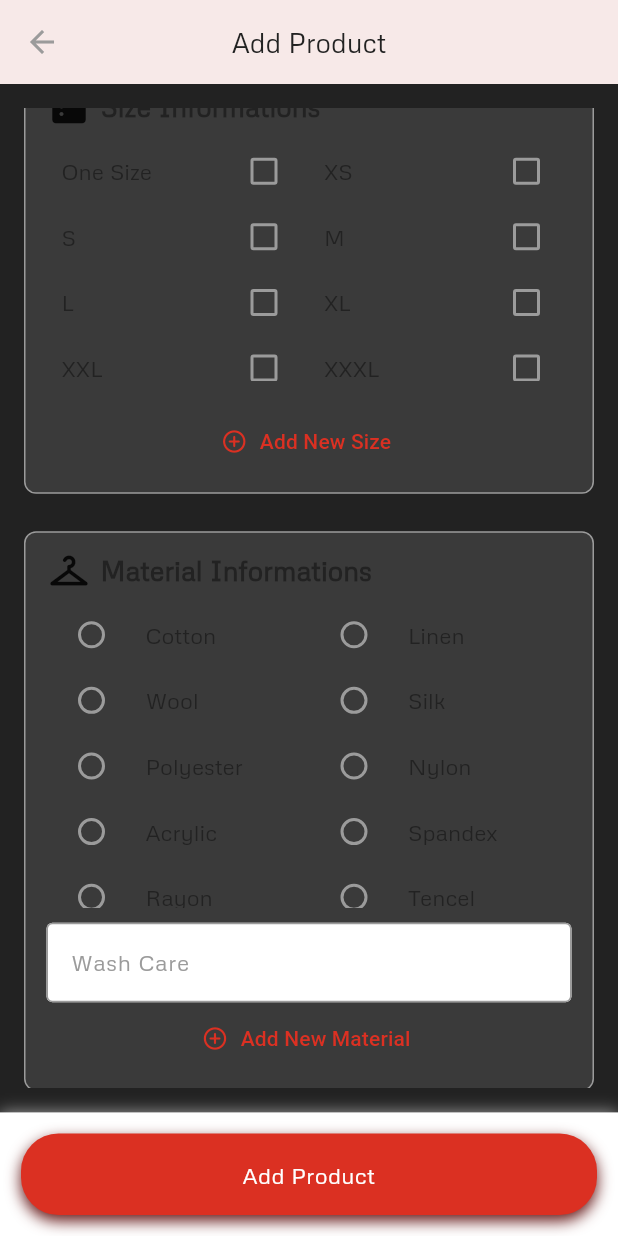
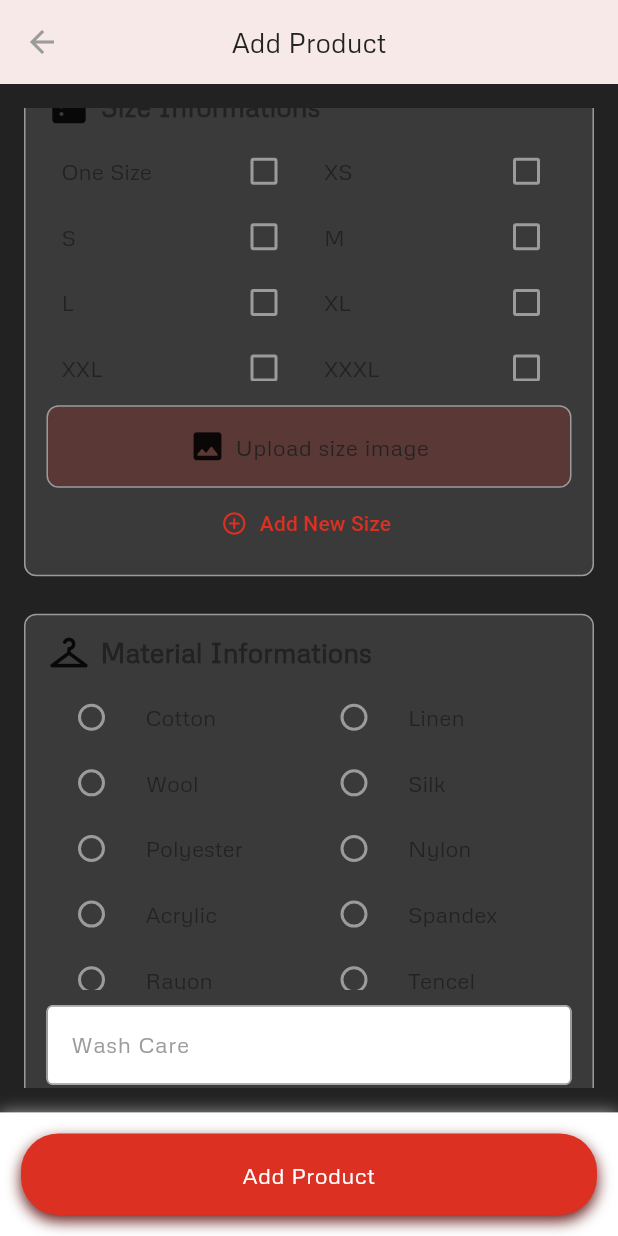
Before and after one commit to ahmedMetwaly/trendify-e-commerce-app, a Flutter app: the AddProduct screen opened by its route, scrolled down 1152 dp, on a phone screen of 412 x 824 dp. Run offline on Flutter 3.47's test engine with Material 3 defaults, Android fonts, the phone set to English and light mode, and no system bars; our stand-ins replace cloud_firestore, dio, firebase_auth, firebase_core, firebase_storage, flutter_bloc and 8 more; missing offline and left inert: flex_color_picker, flutter_facebook_auth, gif_view; accounts and stored records are empty.

Commit message:
add size image

```diff
--- a/lib/bloc/admin/size_management_bloc/size_bloc.dart
+++ b/lib/bloc/admin/size_management_bloc/size_bloc.dart
@@ -1,4 +1,7 @@
+import 'dart:io';
+
 import 'package:flutter_bloc/flutter_bloc.dart';
+import 'package:image_picker/image_picker.dart';
 
 import 'size_state.dart';
 
@@ -40,4 +43,21 @@ class AddSize extends Cubit<SizeStates> {
     }
     emit(SizeAdded());
   }
+
+  File? image;
+
+  Future pickSizeImage(ImageSource imageSource) async {
+    print("work");
+    final ImagePicker picker = ImagePicker();
+    XFile? selectedImage = await picker.pickImage(source: imageSource);
+    if (selectedImage != null) {
+      image = File(selectedImage.path);
+      print("image path = ${image!.path}");
+      emit(SizeImageLoaded());
+    }
+  }
+  void deleteSizeImage(){
+    image = null;
+    emit(SizeImageDeleted());
+  }
 }
--- a/lib/bloc/admin/size_management_bloc/size_state.dart
+++ b/lib/bloc/admin/size_management_bloc/size_state.dart
@@ -9,3 +9,7 @@ class SizeAdded extends SizeStates {}
 class DeleteSize extends SizeStates {}
 
 class AddNewSize extends SizeStates{}
+
+class SizeImageLoaded extends SizeStates{}
+
+class SizeImageDeleted extends SizeStates{}
--- a/lib/l10n/intl_ar.arb
+++ b/lib/l10n/intl_ar.arb
@@ -132,6 +132,7 @@
     "female":"حريمى",
     "uniSex" : "الجنسين",
     "addNewSection": "إضافة قسم جديد",
-    "newSection" : "قسم جديد"
-
+    "newSection" : "قسم جديد",
+    "uploadSizeImage":"رفع صورة المقاس",
+    "pickImages" : "رفع صور"
 }
--- a/lib/l10n/intl_en.arb
+++ b/lib/l10n/intl_en.arb
@@ -132,5 +132,7 @@
     "female": "Female",
     "uniSex": "Unisex",
     "addNewSection": "Add new section",
-    "newSection" : "New section"
+    "newSection" : "New section",
+    "uploadSizeImage":"Upload size image",
+    "pickImages" : "Pick images"
 }
--- a/lib/view/screens/admin/screens/admin_home/widgets/colors_information/pick_images.dart
+++ b/lib/view/screens/admin/screens/admin_home/widgets/colors_information/pick_images.dart
@@ -1,6 +1,7 @@
 import 'package:flutter/material.dart';
 import 'package:flutter_bloc/flutter_bloc.dart';
 import 'package:shop_app/bloc/admin/color_management_bloc/color_state.dart';
+import 'package:shop_app/generated/l10n.dart';
 
 import '../../../../../../../bloc/admin/color_management_bloc/color_bloc.dart';
 import '../../../../../../../resources/values_manager.dart';
@@ -27,7 +28,7 @@ class PickImages extends StatelessWidget {
               children: [
                 const Icon(Icons.collections_rounded, size: 25),
                 const SizedBox(width: SizeManager.sSpace),
-                Text("Pick Images",
+                Text(S.current.pickImages,
                     style: Theme.of(context).textTheme.bodyMedium),
               ],
             )),
--- a/lib/view/screens/admin/screens/admin_home/widgets/size_informations/size_info.dart
+++ b/lib/view/screens/admin/screens/admin_home/widgets/size_informations/size_info.dart
@@ -3,7 +3,8 @@ import 'package:flutter_bloc/flutter_bloc.dart';
 import 'package:shop_app/bloc/admin/size_management_bloc/size_bloc.dart';
 import 'package:shop_app/bloc/admin/size_management_bloc/size_state.dart';
 import 'package:shop_app/view/screens/admin/screens/admin_home/widgets/material_inforamtion/addMaterialField.dart';
-import 'package:shop_app/view/screens/admin/screens/admin_home/widgets/size_informations/size_options.dart';import '../../../../../../../generated/l10n.dart';
+import 'package:shop_app/view/screens/admin/screens/admin_home/widgets/size_informations/size_options.dart';
+import 'package:shop_app/view/screens/admin/screens/admin_home/widgets/size_informations/uploadSizeImage.dart';import '../../../../../../../generated/l10n.dart';
 import '../../../../../../../resources/values_manager.dart';
 
 class SizeInformations extends StatelessWidget {
@@ -39,6 +40,7 @@ class SizeInformations extends StatelessWidget {
             ),
             const SizeOptions(),
             const SizedBox(height: SizeManager.sSpace16),
+            const UplaodSizeImage(),
             TextButton.icon(
                 onPressed: () {
                   TextEditingController size = TextEditingController();
--- /dev/null
+++ b/lib/view/screens/admin/screens/admin_home/widgets/size_informations/uploadSizeImage.dart
@@ -0,0 +1,35 @@
+import "package:flutter/material.dart";
+import "package:flutter_bloc/flutter_bloc.dart";
+import "package:image_picker/image_picker.dart";
+import "package:shop_app/bloc/admin/size_management_bloc/size_state.dart";
+import "package:shop_app/generated/l10n.dart";
+import "package:shop_app/view/screens/admin/screens/admin_home/widgets/upload_main_image/showImage.dart";
+
+import "../../../../../../../bloc/admin/size_management_bloc/size_bloc.dart";
+import "../upload_main_image/chooseImageSource.dart";
+
+class UplaodSizeImage extends StatelessWidget {
+  const UplaodSizeImage({super.key});
+
+  @override
+  Widget build(BuildContext context) {
+    return BlocBuilder<AddSize, SizeStates>(
+      builder: (context, states) => context.read<AddSize>().image == null
+          ? ChooseImageSource(
+            title: S.current.uploadSizeImage,
+                cameraFunction: () => context
+                    .read<AddSize>()
+                    .pickSizeImage(ImageSource.camera)
+                    .then((value) => Navigator.of(context).pop()),
+                galleryFunction: () => context
+                    .read<AddSize>()
+                    .pickSizeImage(ImageSource.gallery)
+                    .then((value) => Navigator.of(context).pop()),
+              )
+          : ShowImage(
+              deleteFunction: () => context.read<AddSize>().deleteSizeImage(),
+              imageFile: context.read<AddSize>().image!,
+            ),
+    );
+  }
+}
--- /dev/null
+++ b/lib/view/screens/admin/screens/admin_home/widgets/upload_main_image/chooseImageSource.dart
@@ -0,0 +1,135 @@
+import 'package:flutter/material.dart';
+
+import '../../../../../../../generated/l10n.dart';
+import '../../../../../../../resources/values_manager.dart';
+
+class ChooseImageSource extends StatelessWidget {
+  const ChooseImageSource({
+    super.key,
+    required this.cameraFunction,
+    required this.galleryFunction,
+    required this.title,
+  });
+
+  final Function cameraFunction;
+  final Function galleryFunction;
+  final String title;
+  @override
+  Widget build(BuildContext context) {
+    return GestureDetector(
+        onTap: () {
+          showModalBottomSheet(
+            context: context,
+            backgroundColor: Colors.transparent,
+            builder: (context) => Container(
+              padding: const EdgeInsets.all(50),
+              height: MediaQuery.of(context).size.height * 0.25,
+              clipBehavior: Clip.antiAliasWithSaveLayer,
+              decoration: BoxDecoration(
+                  color: Theme.of(context).colorScheme.inversePrimary,
+                  borderRadius: const BorderRadius.only(
+                      topLeft: Radius.circular(SizeManager.bottomSheetRadius),
+                      topRight:
+                          Radius.circular(SizeManager.bottomSheetRadius))),
+              child: SizedBox(
+                child: Row(
+                  crossAxisAlignment: CrossAxisAlignment.center,
+                  mainAxisAlignment: MainAxisAlignment.center,
+                  children: [
+                    Expanded(
+                        child: GestureDetector(
+                      onTap: () => cameraFunction(),
+                      child: Container(
+                        padding: const EdgeInsets.all(
+                            PaddingManager.pInternalPadding),
+                        decoration: BoxDecoration(
+                          border: Border.all(
+                              color: Theme.of(context).colorScheme.primary),
+                          borderRadius:
+                              BorderRadius.circular(SizeManager.borderRadius),
+                        ),
+                        child: Column(
+                          mainAxisAlignment: MainAxisAlignment.center,
+                          crossAxisAlignment: CrossAxisAlignment.center,
+                          children: [
+                            const Icon(Icons.camera_alt_rounded),
+                            Text(S.current.camera),
+                          ],
+                        ),
+                      ),
+                    )),
+                    const SizedBox(width: 25),
+                    Expanded(
+                        child: GestureDetector(
+                      onTap: () => galleryFunction(),
+                      child: Container(
+                        padding: const EdgeInsets.all(
+                            PaddingManager.pInternalPadding),
+                        decoration: BoxDecoration(
+                          border: Border.all(
+                              color: Theme.of(context).colorScheme.primary),
+                          borderRadius:
+                              BorderRadius.circular(SizeManager.borderRadius),
+                        ),
+                        child: Column(
+                          mainAxisAlignment: MainAxisAlignment.center,
+                          crossAxisAlignment: CrossAxisAlignment.center,
+                          children: [
+                            const Icon(Icons.collections),
+                            Text(S.current.gallery),
+                          ],
+                        ),
+                      ),
+                    )),
+                  ],
+                ),
+              ),
+            ),
+          );
+        },
+        child: title == S.current.uploadMainImage
+            ? Container(
+                width: double.infinity,
+                height: MediaQuery.of(context).size.height * 0.34,
+                decoration: BoxDecoration(
+                    color:
+                        Theme.of(context).colorScheme.outline.withOpacity(0.2),
+                    borderRadius:
+                        BorderRadius.circular(SizeManager.borderRadius),
+                    border: Border.all(
+                      color: Theme.of(context).colorScheme.outline,
+                    )),
+                child: Column(
+                    mainAxisAlignment: MainAxisAlignment.center,
+                    children: [
+                      const Icon(Icons.image, size: 40),
+                      const SizedBox(height: SizeManager.sSpace),
+                      Text(title,
+                          style: Theme.of(context)
+                              .textTheme
+                              .headlineSmall!
+                              .copyWith(
+                                  color: Theme.of(context).colorScheme.primary))
+                    ]))
+            : Container(
+                width: double.infinity,
+                padding: const EdgeInsets.all(PaddingManager.pInternalPadding),
+                decoration: BoxDecoration(
+                    color:
+                        Theme.of(context).colorScheme.primary.withOpacity(0.2),
+                    borderRadius:
+                        BorderRadius.circular(SizeManager.borderRadius),
+                    border: Border.all(
+                      color: Theme.of(context).colorScheme.outline,
+                    )),
+                child: Row(
+                  mainAxisAlignment: MainAxisAlignment.center,
+                  children: [
+                    const Icon(Icons.image_rounded, size: 25),
+                    const SizedBox(width: SizeManager.sSpace),
+                    Text(S.current.uploadSizeImage,
+                        style: Theme.of(context).textTheme.bodyMedium),
+                  ],
+                )));
+  }
+}
```
Also changed, not shown: lib/view/screens/admin/screens/admin_home/widgets/upload_main_image/showImage.dart (renamed from lib/view/screens/admin/screens/admin_home/widgets/upload_main_image/show_main_image.dart, +12 -13 lines), lib/view/screens/admin/screens/admin_home/widgets/upload_main_image/upload_image.dart (+17 -109 lines), lib/generated/l10n.dart.
